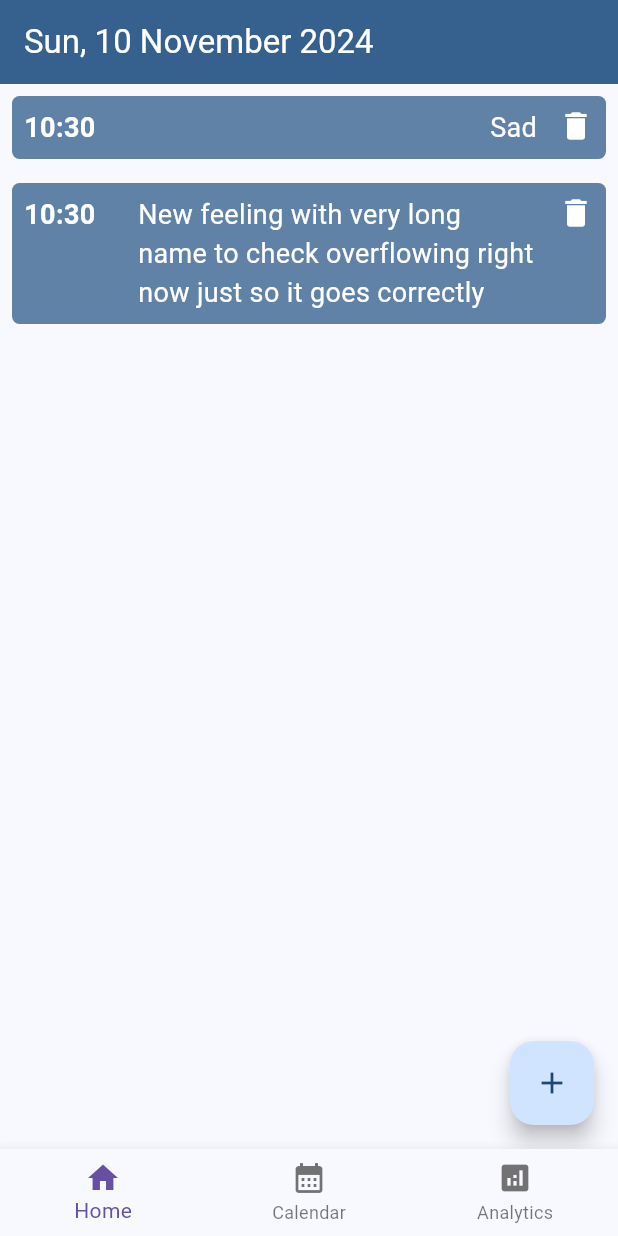
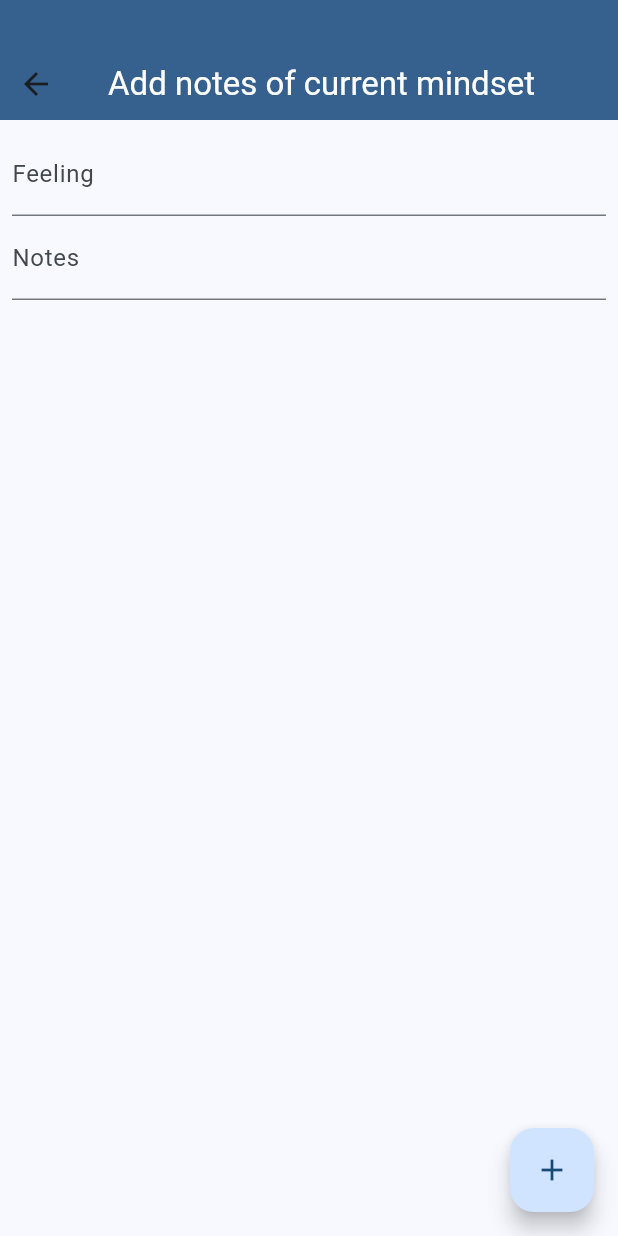
Before and after one commit to FBGFi/mindfulness-app, a Flutter app: the screen it shows after launch, after a tap on the "add" icon, on a phone screen of 412 x 824 dp. Run offline on Flutter 3.47's test engine with Material 3 defaults, Android fonts, the phone set to English and light mode, and no system bars.

Commit message:
move inputs to modal

```diff
--- a/lib/main.dart
+++ b/lib/main.dart
@@ -55,7 +55,7 @@ class _MindfulnessAppState extends State<MindfulnessApp> {
                     icon: Icon(Icons.analytics), label: "Analytics"),
               ],
               currentIndex: _selectedIndex,
-              selectedItemColor: Theme.of(context).colorScheme.primary,
+              selectedItemColor: Colors.blue,
               onTap: _onItemTapped,
             ),
           )),
--- /dev/null
+++ b/lib/pages/home/components/add_mind_set_modal.dart
@@ -0,0 +1,88 @@
+import 'package:flutter/material.dart';
+import 'package:flutter/services.dart';
+import 'package:mindfulness_app/utils/mind_set_object.dart';
+
+class AddMindSetModal extends StatefulWidget {
+  const AddMindSetModal({super.key, required this.onAddNew});
+
+  final Function(MindSetObject mindSet) onAddNew;
+
+  @override
+  State<AddMindSetModal> createState() => _AddMindSetModalState();
+}
+
+class _AddMindSetModalState extends State<AddMindSetModal> {
+  String feeling = "";
+  String notes = "";
+
+  final _feelingFocusNode = FocusNode();
+  final _notesFocusNode = FocusNode();
+
+  void onFeelingChanged(String feeling) {
+    setState(() {
+      this.feeling = feeling;
+    });
+  }
+
+  void onNotesChanged(String notes) {
+    setState(() {
+      this.notes = notes;
+    });
+  }
+
+  void onConfirm() {
+    widget.onAddNew(MindSetObject(feeling: feeling, notes: notes));
+    Navigator.pop(context);
+  }
+
+  @override
+  Widget build(BuildContext context) {
+    return GestureDetector(
+        onTap: () {
+          _feelingFocusNode.unfocus();
+          _notesFocusNode.unfocus();
+        },
+        child: Scaffold(
+          appBar: AppBar(
+              backgroundColor: Theme.of(context).colorScheme.primary,
+              toolbarHeight: 80.0,
+              leading: Align(
+                  alignment: Alignment.bottomLeft,
+                  child: IconButton(
+                      onPressed: () {
+                        Navigator.pop(context);
+                      },
+                      icon: Icon(Icons.arrow_back))),
+              title: Container(
+                  height: 60.0,
+                  child: Align(
+                      alignment: Alignment.bottomLeft,
+                      child: Text(
+                        "Add notes of current mindset",
+                        style: TextStyle(
+                            color: Theme.of(context).colorScheme.onPrimary),
+                      )))),
+          body: Padding(
+            padding: const EdgeInsets.all(8.0),
+            child: Column(
+              children: [
+                TextField(
+                  focusNode: _feelingFocusNode,
+                  onChanged: onFeelingChanged,
+                  decoration: const InputDecoration(label: Text("Feeling")),
+                ),
+                TextField(
+                  focusNode: _notesFocusNode,
+                  onChanged: onNotesChanged,
+                  decoration: const InputDecoration(label: Text("Notes")),
+                  maxLines: 30,
+                  minLines: 1,
+                ),
+              ],
+            ),
+          ),
+          floatingActionButton: FloatingActionButton(
+              onPressed: onConfirm, child: const Icon(Icons.add)),
+        ));
+  }
+}
--- a/lib/pages/home/home.dart
+++ b/lib/pages/home/home.dart
@@ -1,5 +1,6 @@
 import 'package:flutter/material.dart';
 import 'package:intl/intl.dart';
+import 'package:mindfulness_app/pages/home/components/add_mind_set_modal.dart';
 import 'package:mindfulness_app/pages/home/components/mind_sets.dart';
 import 'package:mindfulness_app/utils/mind_set_object.dart';
 
@@ -17,13 +18,9 @@ class _HomePageState extends State<HomePage> {
         MindSetObject(feeling: "Sad", notes: "Some notes"),
   };
 
-  void _onAddNew() {
+  void _onAddNew(MindSetObject mindSet) {
     setState(() {
-      _mindSets[DateTime.now().toIso8601String()] = MindSetObject(
-          feeling:
-              "New feeling with very long name to check overflowing right now just so it goes correctly",
-          notes:
-              "New notes with very long name to check overflowing right now just so it goes correctly");
+      _mindSets[DateTime.now().toIso8601String()] = mindSet;
     });
   }
 
@@ -47,8 +44,12 @@ class _HomePageState extends State<HomePage> {
         onDeleteMindSet: onDeleteMindSet,
       ),
       floatingActionButton: FloatingActionButton(
-        onPressed: _onAddNew,
-        tooltip: "Add new",
+        onPressed: () {
+          showModalBottomSheet(
+              context: context,
+              isScrollControlled: true,
+              builder: (context) => AddMindSetModal(onAddNew: _onAddNew));
+        },
         backgroundColor: Theme.of(context).colorScheme.primaryContainer,
         child: const Icon(Icons.add),
       ),
```
